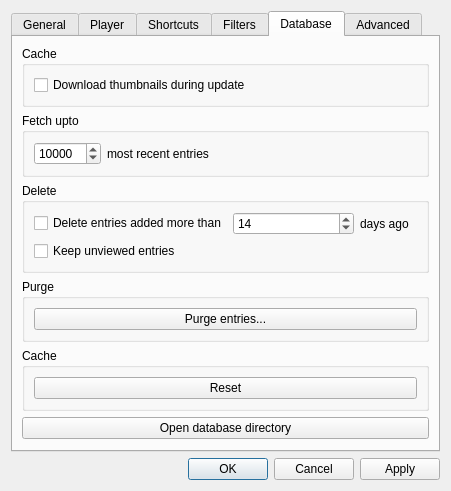
First picture: the form in rss_tube/gui/designs/widget_settings.ui, repository seird/rsstube, before the edit.
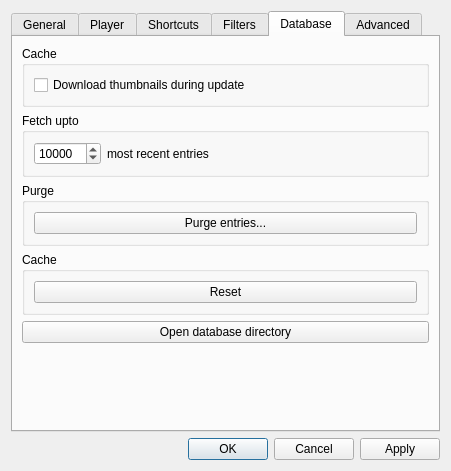
Second picture: the form after the edit. The open tabs and pages were chosen to show the change.

Commit message: clean up delete entries

What changed in the file:
```diff
--- a/rss_tube/gui/designs/widget_settings.ui
+++ b/rss_tube/gui/designs/widget_settings.ui
@@ -485,64 +485,6 @@
          </layout>
         </widget>
        </item>
-       <item>
-        <widget class="QGroupBox" name="groupbox_delete_entries">
-         <property name="title">
-          <string>Delete</string>
-         </property>
-         <layout class="QGridLayout" name="gridLayout_4">
-          <item row="1" column="0">
-           <widget class="QCheckBox" name="cb_keep_unviewed">
-            <property name="text">
-             <string>Keep unviewed entries</string>
-            </property>
-           </widget>
-          </item>
-          <item row="0" column="0">
-           <widget class="QCheckBox" name="cb_delete_added">
-            <property name="text">
-             <string>Delete entries added more than</string>
-            </property>
-           </widget>
-          </item>
-          <item row="0" column="1" colspan="2">
-           <widget class="QSpinBox" name="spin_delete_added">
-            <property name="sizePolicy">
-             <sizepolicy hsizetype="MinimumExpanding" vsizetype="Fixed">
-              <horstretch>0</horstretch>
-              <verstretch>0</verstretch>
-             </sizepolicy>
-            </property>
-            <property name="minimumSize">
-             <size>
-              <width>65</width>
-              <height>0</height>
-             </size>
-            </property>
-            <property name="maximumSize">
-             <size>
-              <width>16777215</width>
-              <height>16777215</height>
-             </size>
-            </property>
-            <property name="minimum">
-             <number>2</number>
-            </property>
-            <property name="value">
-             <number>14</number>
-            </property>
-           </widget>
-          </item>
-          <item row="0" column="3">
-           <widget class="QLabel" name="label_5">
-            <property name="text">
-             <string>days ago</string>
-            </property>
-           </widget>
-          </item>
-         </layout>
-        </widget>
-       </item>
        <item>
         <widget class="QGroupBox" name="groupBox_2">
          <property name="title">
```
Left out of the diff: 3 changed lines with no effect on the pictures. The commit also changes 4 other files.
